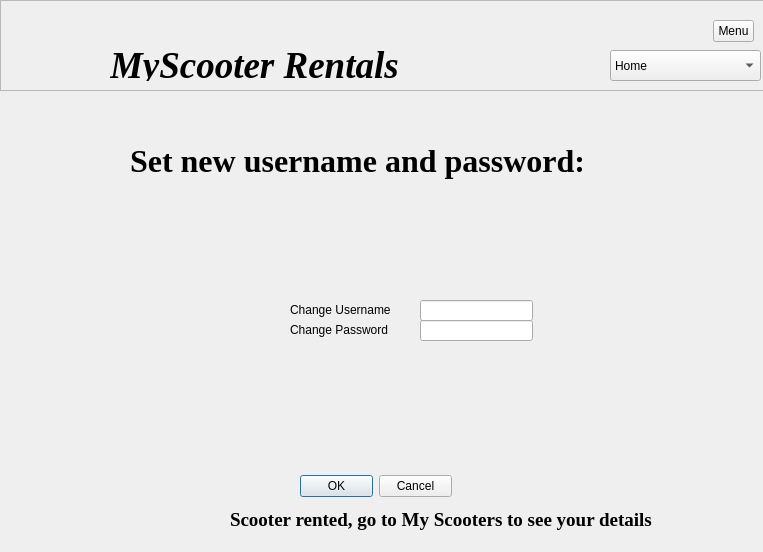
The window that settingswindow.ui (DanielleSamaroo/Group-5-Scooters) describes before a commit, drawn with Qt 5.
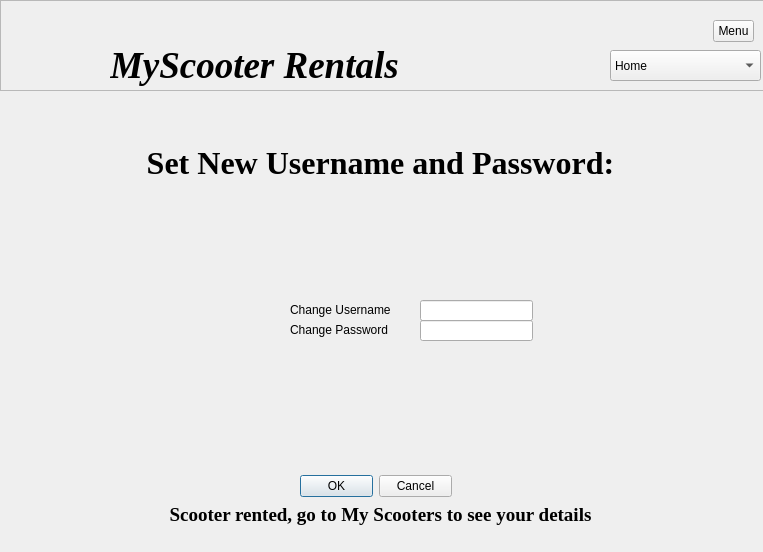
The same window after the commit. Icons and pictures are not drawn.

Diff of the .ui file:
```diff
--- a/settingswindow.ui
+++ b/settingswindow.ui
@@ -16,10 +16,10 @@
   <widget class="QLabel" name="label_6">
    <property name="geometry">
     <rect>
-     <x>230</x>
-     <y>510</y>
-     <width>461</width>
-     <height>20</height>
+     <x>0</x>
+     <y>500</y>
+     <width>761</width>
+     <height>30</height>
     </rect>
    </property>
    <property name="font">
@@ -33,14 +33,17 @@
    <property name="text">
     <string>Scooter rented, go to My Scooters to see your details</string>
    </property>
+   <property name="alignment">
+    <set>Qt::AlignCenter</set>
+   </property>
   </widget>
   <widget class="QLabel" name="label_5">
    <property name="geometry">
     <rect>
-     <x>130</x>
-     <y>140</y>
-     <width>531</width>
-     <height>41</height>
+     <x>0</x>
+     <y>138</y>
+     <width>761</width>
+     <height>50</height>
     </rect>
    </property>
    <property name="font">
@@ -52,7 +55,10 @@
     </font>
    </property>
    <property name="text">
-    <string>Set new username and password:</string>
+    <string>Set New Username and Password:</string>
+   </property>
+   <property name="alignment">
+    <set>Qt::AlignCenter</set>
    </property>
   </widget>
   <widget class="QLabel" name="label_3">
@@ -87,9 +93,9 @@
     <property name="geometry">
      <rect>
       <x>110</x>
-      <y>50</y>
+      <y>40</y>
       <width>441</width>
-      <height>31</height>
+      <height>50</height>
      </rect>
     </property>
     <property name="font">
```
Left out of the diff: 54 changed lines with no effect on the pictures.
